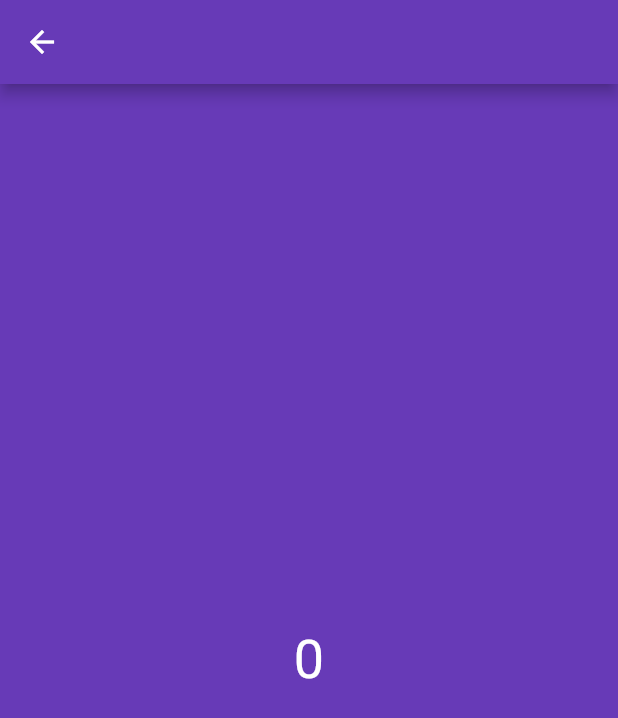
After one commit to willxu1234/introspect, a Flutter app: the screen it shows after launch, after a tap on an icon or button, on a phone screen of 412 x 824 dp. The commit adds this screen. Shown: the top 718 px of the screen. Run offline on Flutter 3.47's test engine with Material 2 defaults, Android fonts, the phone set to English and light mode, and no system bars.

Commit message:
create responsive home page scaffold

```diff
--- /dev/null
+++ b/lib/src/pages/EntryDetailPage.dart
@@ -0,0 +1,21 @@
+import 'package:flutter/material.dart';
+import 'package:introspect/src/widgets/EntryDetail.dart';
+
+class EntryDetailPage extends StatefulWidget {
+  final int data;
+
+  EntryDetailPage(this.data);
+
+  @override
+  _EntryDetailPageState createState() => _EntryDetailPageState();
+}
+
+class _EntryDetailPageState extends State<EntryDetailPage> {
+  @override
+  Widget build(BuildContext context) {
+    return Scaffold(
+      appBar: AppBar(),
+      body: EntryDetailWidget(widget.data),
+    );
+  }
+}
--- /dev/null
+++ b/lib/src/pages/HomePage.dart
@@ -0,0 +1,44 @@
+import 'package:flutter/material.dart';
+import 'package:introspect/src/pages/EntryDetailPage.dart';
+import 'package:introspect/src/widgets/EntryDetail.dart';
+import 'package:introspect/src/widgets/EntryList.dart';
+
+class HomePage extends StatefulWidget {
+  @override
+  _HomePageState createState() => _HomePageState();
+}
+
+class _HomePageState extends State<HomePage> {
+  var selectedValue = 0;
+  var isLargeScreen = false;
+
+  @override
+  Widget build(BuildContext context) {
+    return Scaffold(
+      appBar: AppBar(),
+      body: OrientationBuilder(builder: (context, orientation) {
+        isLargeScreen = MediaQuery.of(context).size.width > 600;
+
+        return Row(children: <Widget>[
+          Expanded(
+            child: EntryListWidget(10, (value) {
+              if (isLargeScreen) {
+                selectedValue = value;
+                setState(() {});
+              } else {
+                Navigator.push(context, MaterialPageRoute(
+                  builder: (context) {
+                    return EntryDetailPage(value);
+                  },
+                ));
+              }
+            }),
+          ),
+          isLargeScreen
+              ? Expanded(child: EntryDetailWidget(selectedValue))
+              : Container(),
+        ]);
+      }),
+    );
+  }
+}
--- /dev/null
+++ b/lib/src/widgets/EntryDetail.dart
@@ -0,0 +1,30 @@
+import 'package:flutter/material.dart';
+
+class EntryDetailWidget extends StatefulWidget {
+  final int data;
+
+  EntryDetailWidget(this.data);
+
+  @override
+  _EntryDetailWidgetState createState() => _EntryDetailWidgetState();
+}
+
+class _EntryDetailWidgetState extends State<EntryDetailWidget> {
+  @override
+  Widget build(BuildContext context) {
+    return Container(
+      color: Theme.of(context).primaryColor,
+      child: Center(
+        child: Column(
+          mainAxisAlignment: MainAxisAlignment.center,
+          children: <Widget>[
+            Text(
+              widget.data.toString(),
+              style: TextStyle(fontSize: 36.0, color: Colors.white),
+            ),
+          ],
+        ),
+      ),
+    );
+  }
+}
--- /dev/null
+++ b/lib/src/widgets/EntryList.dart
@@ -0,0 +1,40 @@
+import 'package:flutter/material.dart';
+
+typedef void EntrySelectedCallback(int value);
+
+class EntryListWidget extends StatefulWidget {
+  final int count;
+  final EntrySelectedCallback onEntrySelected;
+
+  EntryListWidget(this.count, this.onEntrySelected);
+
+  @override
+  _EntryListWidgetState createState() => _EntryListWidgetState();
+}
+
+class _EntryListWidgetState extends State<EntryListWidget> {
+  @override
+  Widget build(BuildContext context) {
+    return ListView.builder(
+      itemCount: widget.count,
+      itemBuilder: (context, position) {
+        return Padding(
+          padding: const EdgeInsets.all(8.0),
+          child: InkWell(
+            onTap: () {
+              widget.onEntrySelected(position);
+            },
+            child: Row(
+              children: <Widget>[
+                Padding(
+                  padding: const EdgeInsets.all(16.0),
+                  child: Text(position.toString()),
+                ),
+              ],
+            ),
+          ),
+        );
+      },
+    );
+  }
+}
```
Also changed, not shown: lib/main.dart (+2 -47 lines).
